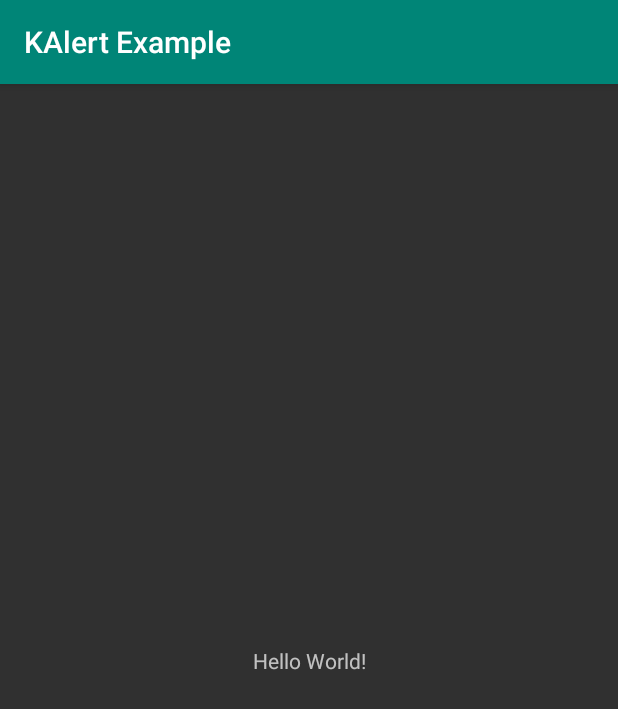
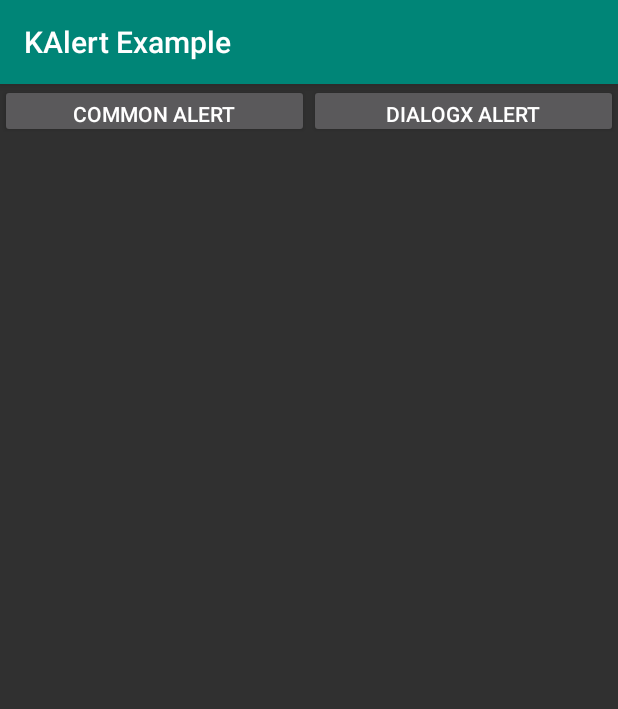
Before and after one commit to VladBytsyuk/kalert, an Android app: the screen it shows after launch (MainActivity), on a phone screen of 412 x 824 dp. Shown: the top 709 px of the screen. Run offline under Robolectric (Android 15) with nearby library versions, the phone set to English and light mode, and no system bars.

Commit message:
Add two buttons on MainActivity layout

```diff
--- a/app/src/main/res/layout/activity_main.xml
+++ b/app/src/main/res/layout/activity_main.xml
@@ -6,13 +6,21 @@
     android:layout_height="match_parent"
     tools:context=".MainActivity">
 
-    <TextView
-        android:layout_width="wrap_content"
-        android:layout_height="wrap_content"
-        android:text="Hello World!"
-        app:layout_constraintBottom_toBottomOf="parent"
-        app:layout_constraintLeft_toLeftOf="parent"
-        app:layout_constraintRight_toRightOf="parent"
-        app:layout_constraintTop_toTopOf="parent" />
+    <Button android:id="@+id/commonAlert"
+        android:layout_width="0dp"
+        android:layout_height="36dp"
+        android:text="Common alert"
+        app:layout_constraintStart_toStartOf="parent"
+        app:layout_constraintTop_toTopOf="parent"
+        app:layout_constraintEnd_toStartOf="@+id/kAlert"/>
+
+    <Button android:id="@+id/kAlert"
+        android:layout_width="0dp"
+        android:layout_height="36dp"
+        android:text="DialogX alert"
+        app:layout_constraintStart_toEndOf="@+id/commonAlert"
+        app:layout_constraintEnd_toEndOf="parent"
+        app:layout_constraintTop_toTopOf="parent"/>
+
 
 </androidx.constraintlayout.widget.ConstraintLayout>
```
